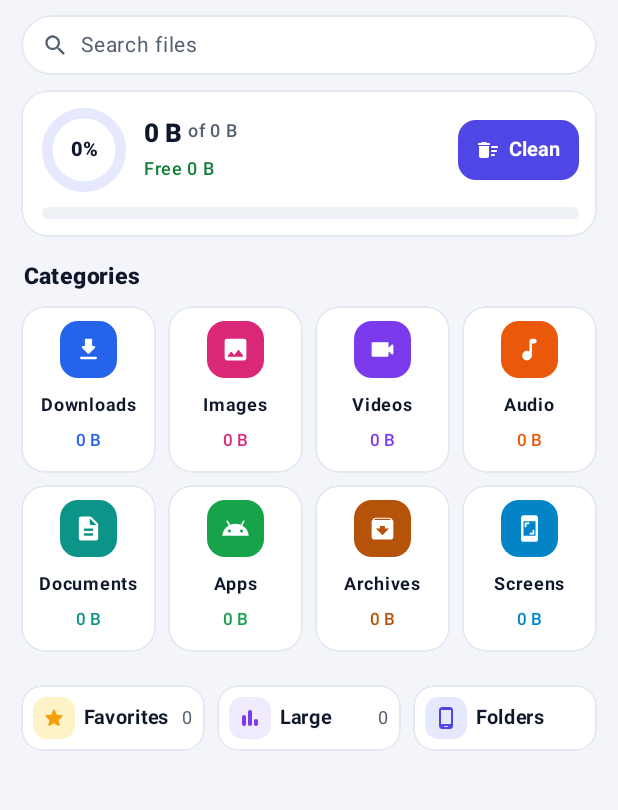
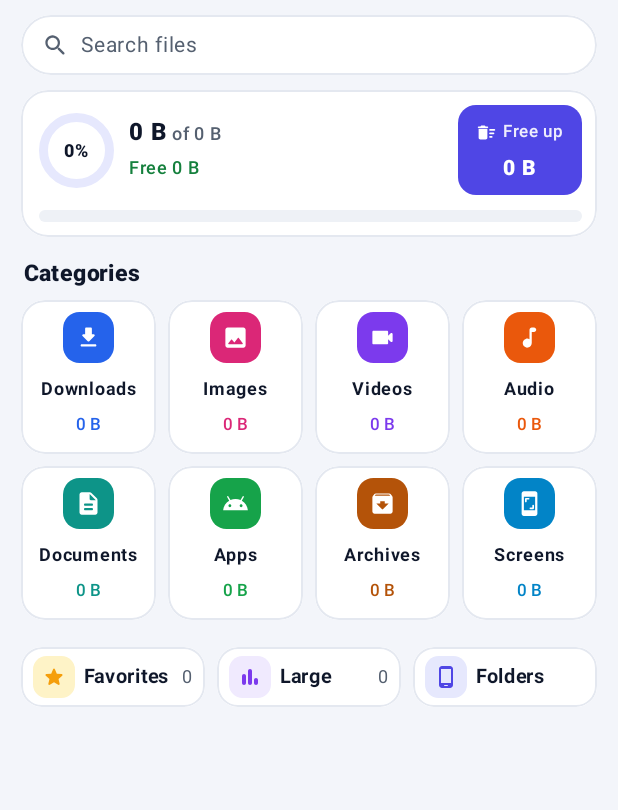
Before and after one commit to sevcikjaroslav1-commits/FilesC8, an Android app built with Jetpack Compose: the composable HomeScreen shown on its own in the app's theme, on a phone screen of 412 x 824 dp, the part 66-876 px from its top. Run offline under Robolectric (Android 15) with nearby library versions, the phone set to English and light mode, and no system bars; 2 statements that could not run were skipped.

Commit message:
Úvod: oprava zalamovania v karte úložiska, menšie prvky, odolnosť voči veľkému písmu
Co-Authored-By: Claude Opus 5.5 <noreply@anthropic.com>
Claude-Session: https://claude.ai/code/session_01EtUKS9bMXove51Ud9EUdiv

```diff
--- a/app/src/main/java/sk/vespal/filesc8/ui/HomeScreen.kt
+++ b/app/src/main/java/sk/vespal/filesc8/ui/HomeScreen.kt
@@ -39,6 +39,9 @@ import androidx.compose.ui.graphics.SolidColor
 import androidx.compose.ui.graphics.StrokeCap
 import androidx.compose.ui.graphics.drawscope.Stroke
 import androidx.compose.ui.platform.LocalContext
+import androidx.compose.ui.platform.LocalDensity
+import androidx.compose.ui.unit.Density
+import androidx.compose.runtime.CompositionLocalProvider
 import androidx.compose.ui.text.TextStyle
 import androidx.compose.ui.text.font.FontWeight
 import androidx.compose.ui.text.style.TextOverflow
@@ -51,6 +54,9 @@ import sk.vespal.filesc8.FItem
 import sk.vespal.filesc8.Repo
 import sk.vespal.filesc8.Sug
 import sk.vespal.filesc8.tr
+import androidx.compose.ui.text.SpanStyle
+import androidx.compose.ui.text.buildAnnotatedString
+import androidx.compose.ui.text.withStyle
 import sk.vespal.filesc8.typeCat
 
 @Composable
@@ -78,6 +84,9 @@ fun HomeScreen(
     BackHandler(enabled = selection.isNotEmpty()) { selection.clear() }
     BackHandler(enabled = selection.isEmpty() && searching) { query = "" }
 
+    // Úvodná obrazovka má pevné rozloženie na 1 stranu – príliš veľké systémové písmo ho rozbíja.
+    val dens = LocalDensity.current
+    CompositionLocalProvider(LocalDensity provides Density(dens.density, dens.fontScale.coerceAtMost(1f))) {
     Box(Modifier.fillMaxSize()) {
         LazyColumn(
             Modifier.fillMaxSize(),
@@ -134,7 +143,7 @@ fun HomeScreen(
                 item {
                     Text(
                         tr("Kategórie", "Categories"), fontSize = 15.sp, fontWeight = FontWeight.ExtraBold, color = C.Ink,
-                        modifier = Modifier.padding(start = 16.dp, top = 14.dp, bottom = 8.dp)
+                        modifier = Modifier.padding(start = 16.dp, top = 12.dp, bottom = 6.dp)
                     )
                 }
                 items(Cat.entries.chunked(4)) { row ->
@@ -150,7 +159,7 @@ fun HomeScreen(
                 if (recent.isNotEmpty()) {
                     item {
                         Row(
-                            Modifier.fillMaxWidth().padding(start = 16.dp, end = 6.dp, top = 6.dp),
+                            Modifier.fillMaxWidth().padding(start = 16.dp, end = 6.dp, top = 2.dp),
                             verticalAlignment = Alignment.CenterVertically
                         ) {
                             Text(tr("Nedávne", "Recent"), fontSize = 15.sp, fontWeight = FontWeight.ExtraBold, color = C.Ink, modifier = Modifier.weight(1f))
@@ -171,7 +180,7 @@ fun HomeScreen(
                 }
                 item {
                     Row(
-                        Modifier.fillMaxWidth().padding(start = 14.dp, end = 14.dp, top = 14.dp),
+                        Modifier.fillMaxWidth().padding(start = 14.dp, end = 14.dp, top = 10.dp),
                         horizontalArrangement = Arrangement.spacedBy(8.dp)
                     ) {
                         CollectionChip(
@@ -205,6 +214,7 @@ fun HomeScreen(
                 )
             }
         }
+    }
     }
 
     if (askDelete) {
@@ -259,42 +269,49 @@ private fun StorageCard(onClean: () -> Unit, modifier: Modifier = Modifier) {
     val used = snap.used
     val pct = if (total > 0) used.toFloat() / total else 0f
     Panel(modifier.fillMaxWidth(), radius = 18.dp) {
-        Column(Modifier.padding(start = 14.dp, end = 12.dp, top = 12.dp, bottom = 12.dp)) {
+        Column(Modifier.padding(start = 12.dp, end = 10.dp, top = 10.dp, bottom = 10.dp)) {
             Row(verticalAlignment = Alignment.CenterVertically) {
-                Box(Modifier.size(56.dp), contentAlignment = Alignment.Center) {
+                Box(Modifier.size(50.dp), contentAlignment = Alignment.Center) {
                     Canvas(Modifier.fillMaxSize()) {
-                        val sw = 7.dp.toPx()
+                        val sw = 6.dp.toPx()
                         val inset = sw / 2
                         val arcSize = Size(size.width - sw, size.height - sw)
                         drawArc(C.AccentSoft, 0f, 360f, false, Offset(inset, inset), arcSize, style = Stroke(sw))
                         drawArc(C.Accent, -90f, 360f * pct, false, Offset(inset, inset), arcSize, style = Stroke(sw, cap = StrokeCap.Round))
                     }
-                    Text("${(pct * 100).toInt()}%", fontSize = 13.sp, fontWeight = FontWeight.ExtraBold, color = C.Ink)
+                    Text("${(pct * 100).toInt()}%", fontSize = 12.sp, fontWeight = FontWeight.ExtraBold, color = C.Ink, maxLines = 1, softWrap = false)
                 }
-                Column(Modifier.weight(1f).padding(start = 12.dp)) {
-                    Row(verticalAlignment = Alignment.Bottom) {
-                        Text(fmtSize(used), fontSize = 17.sp, fontWeight = FontWeight.ExtraBold, color = C.Ink)
+                Column(Modifier.weight(1f).padding(start = 10.dp, end = 8.dp)) {
+                    Text(
+                        buildAnnotatedString {
+                            withStyle(SpanStyle(fontSize = 16.sp, fontWeight = FontWeight.ExtraBold, color = C.Ink)) { append(fmtSize(used)) }
+                            withStyle(SpanStyle(fontSize = 12.sp, fontWeight = FontWeight.SemiBold, color = C.Muted)) {
+                                append(tr(" z ${fmtSize(total)}", " of ${fmtSize(total)}"))
+                            }
+                        },
+                        maxLines = 1, softWrap = false, overflow = TextOverflow.Ellipsis
+                    )
+                    Text(
+                        tr("Voľné ${fmtSize(snap.free)}", "Free ${fmtSize(snap.free)}"),
+                        fontSize = 12.sp, color = C.Green, fontWeight = FontWeight.SemiBold, maxLines = 1, softWrap = false
+                    )
+                }
+                val freeable = Repo.freeable(snap)
+                Column(
+                    Modifier.clip(RoundedCornerShape(12.dp)).background(C.Accent)
+                        .clickable(onClick = onClean).padding(horizontal = 12.dp, vertical = 6.dp),
+                    horizontalAlignment = Alignment.CenterHorizontally
+                ) {
+                    Row(verticalAlignment = Alignment.CenterVertically) {
+                        Icon(Icons.Rounded.DeleteSweep, null, tint = Color.White, modifier = Modifier.size(14.dp))
                         Text(
-                            tr(" z ${fmtSize(total)}", " of ${fmtSize(total)}"), fontSize = 12.sp,
-                            fontWeight = FontWeight.SemiBold, color = C.Muted, modifier = Modifier.padding(bottom = 1.dp)
+                            tr("Uvoľniť", "Free up"), color = Color.White.copy(alpha = 0.9f), fontSize = 11.sp,
+                            fontWeight = FontWeight.SemiBold, maxLines = 1, softWrap = false, modifier = Modifier.padding(start = 4.dp)
                         )
                     }
                     Text(
-                        tr("Voľné ${fmtSize(snap.free)}", "Free ${fmtSize(snap.free)}"),
-                        fontSize = 12.sp, color = C.Green, fontWeight = FontWeight.SemiBold
-                    )
-                }
-                val freeable = Repo.freeable(snap)
-                Row(
-                    Modifier.height(40.dp).clip(RoundedCornerShape(12.dp)).background(C.Accent)
-                        .clickable(onClick = onClean).padding(horizontal = 12.dp),
-                    verticalAlignment = Alignment.CenterVertically
-                ) {
-                    Icon(Icons.Rounded.DeleteSweep, null, tint = Color.White, modifier = Modifier.size(16.dp))
-                    Text(
-                        if (freeable > 0) tr("Uvoľniť ${fmtSize(freeable)}", "Free ${fmtSize(freeable)}") else tr("Vyčistiť", "Clean"),
-                        color = Color.White, fontWeight = FontWeight.Bold, fontSize = 13.sp, maxLines = 1,
-                        modifier = Modifier.padding(start = 6.dp)
+                        if (freeable > 0) fmtSize(freeable) else "0 B",
+                        color = Color.White, fontWeight = FontWeight.ExtraBold, fontSize = 14.sp, maxLines = 1, softWrap = false
                     )
                 }
             }
@@ -328,13 +345,13 @@ private fun CategoryTile(c: Cat, modifier: Modifier, onClick: () -> Unit) {
     val shape = RoundedCornerShape(16.dp)
     Column(
         modifier.clip(shape).background(C.Surface).border(1.dp, C.Line, shape).clickable(onClick = onClick)
-            .padding(start = 4.dp, end = 4.dp, top = 10.dp, bottom = 9.dp),
+            .padding(start = 4.dp, end = 4.dp, top = 8.dp, bottom = 7.dp),
         horizontalAlignment = Alignment.CenterHorizontally
     ) {
-        IconTile(c.icon, c.color, size = 38.dp, radius = 12.dp, iconSize = 19.dp)
+        IconTile(c.icon, c.color, size = 34.dp, radius = 11.dp, iconSize = 18.dp)
         Text(
             shortLabel(c), fontSize = 12.sp, fontWeight = FontWeight.Bold, color = C.Ink, maxLines = 1,
-            overflow = TextOverflow.Ellipsis, modifier = Modifier.padding(top = 6.dp)
+            overflow = TextOverflow.Ellipsis, modifier = Modifier.padding(top = 5.dp)
         )
         Text(fmtSize(snap.catSize(c)), fontSize = 11.sp, color = c.color, fontWeight = FontWeight.SemiBold, maxLines = 1)
     }
@@ -356,7 +373,7 @@ private fun fmtDuration(ms: Long): String {
 @Composable
 private fun RecentCard(f: FItem, onClick: () -> Unit) {
     val shape = RoundedCornerShape(16.dp)
-    Box(Modifier.width(112.dp).height(136.dp).clip(shape).clickable(onClick = onClick)) {
+    Box(Modifier.width(104.dp).height(120.dp).clip(shape).clickable(onClick = onClick)) {
         FileThumb(f, Modifier.fillMaxSize(), iconSize = 32.dp)
         val t = f.typeCat()
         if (t != null) {
@@ -392,7 +409,7 @@ private fun CollectionChip(
 ) {
     val shape = RoundedCornerShape(14.dp)
     Row(
-        modifier.height(44.dp).clip(shape).background(C.Surface).border(1.dp, C.Line, shape).clickable(onClick = onClick)
+        modifier.height(40.dp).clip(shape).background(C.Surface).border(1.dp, C.Line, shape).clickable(onClick = onClick)
             .padding(horizontal = 8.dp),
         verticalAlignment = Alignment.CenterVertically
     ) {
```
